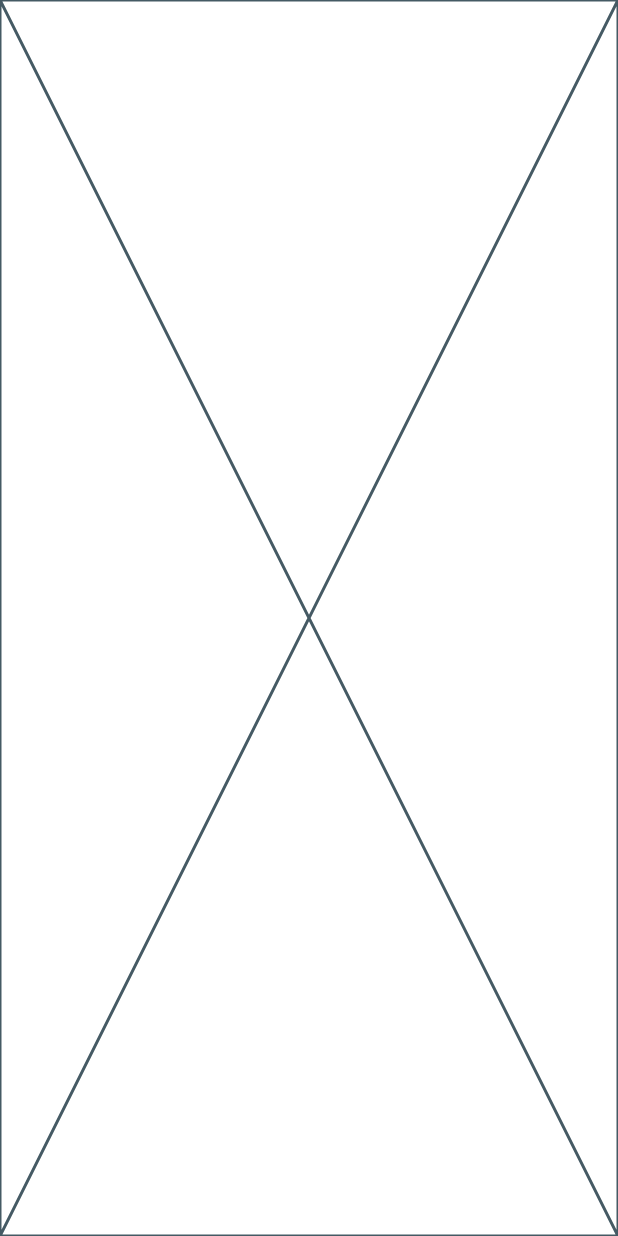
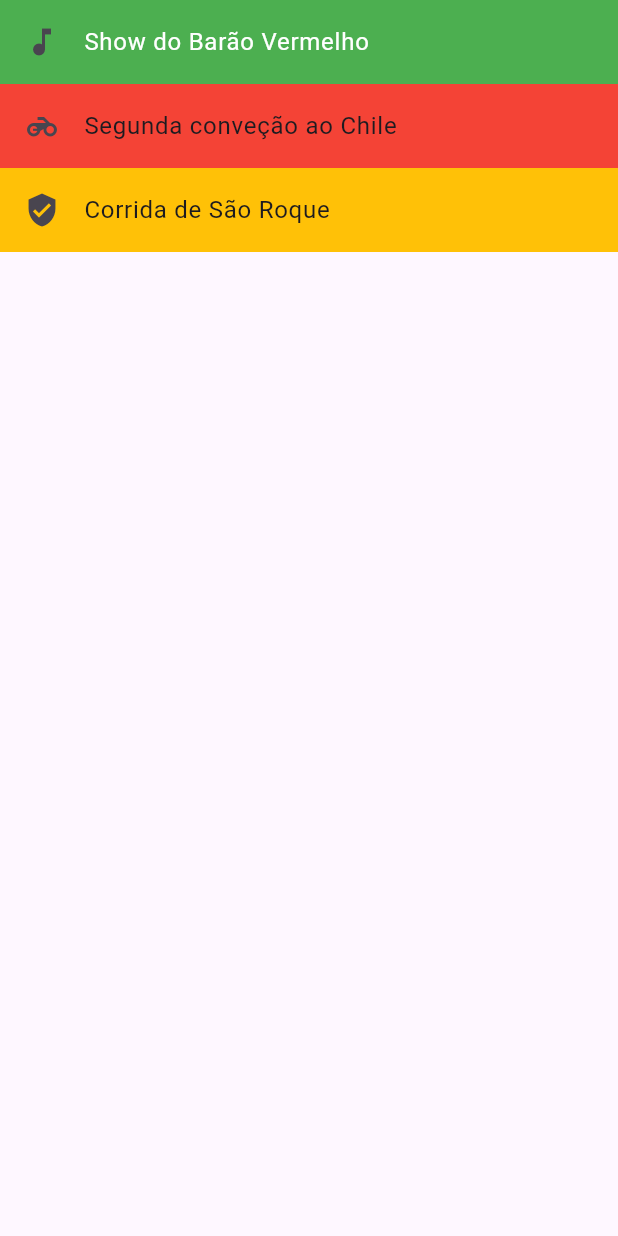
Before and after one commit to DaniloFloridi/meuEvento, a Flutter app: the screen it shows after launch, after a tap on "Entrar", on a phone screen of 412 x 824 dp. Run offline on Flutter 3.47's test engine with Material 3 defaults, Android fonts, the phone set to English and light mode, and no system bars; our stand-ins replace sqflite; accounts and stored records are empty.

Commit message:
Commit Evento

```diff
--- a/lib/src/Pages/Eventos.dart
+++ b/lib/src/Pages/Eventos.dart
@@ -1,3 +1,4 @@
+import 'package:evento/Categorias/EventoMusica.dart';
 import 'package:flutter/material.dart';
 
 class Eventos extends StatelessWidget {
@@ -5,6 +6,40 @@ class Eventos extends StatelessWidget {
 
   @override
   Widget build(BuildContext context) {
-    return const Placeholder();
+    return Scaffold(
+      body: SafeArea(
+        child: Column(
+          children: [
+            ListTile(
+              tileColor: Colors.green,
+              title: const Text("Show do Barão Vermelho", style: TextStyle(color: Colors.white),),
+              leading: Icon(Icons.music_note),
+              onTap: () {
+                Navigator.push(context,
+                    MaterialPageRoute(builder: (context) => BaraoVermelho()));
+              },
+            ),
+            ListTile(
+              tileColor: Colors.red,
+              title: const Text("Segunda conveção ao Chile"),
+              leading: Icon(Icons.motorcycle),
+              onTap: () {
+                Navigator.push(context,
+                    MaterialPageRoute(builder: (context) => BaraoVermelho()));
+              },
+            ),
+            ListTile(
+              tileColor: Colors.amber,
+              title: const Text("Corrida de São Roque"),
+              leading: Icon(Icons.verified_user_sharp),
+              onTap: () {
+                Navigator.push(context,
+                    MaterialPageRoute(builder: (context) => BaraoVermelho()));
+              },
+            )
+          ],
+        ),
+      ),
+    );
   }
 }
```
Also changed, not shown: lib/Categorias/EventoMusica.dart (added, +17 -0 lines).
